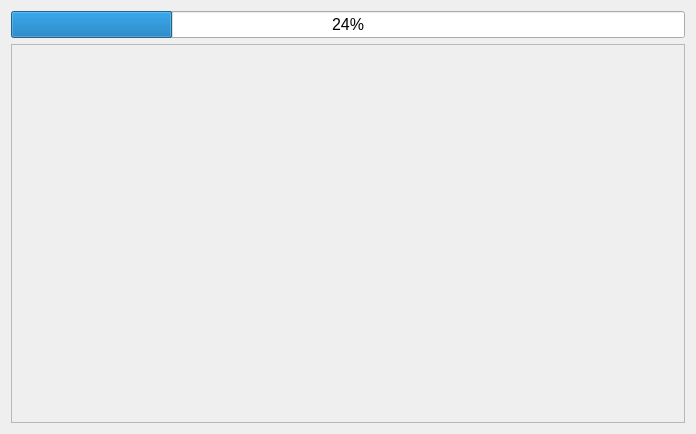
Qt form UI/download.ui (UjwalReddy267/COMIC_SD) before a commit.
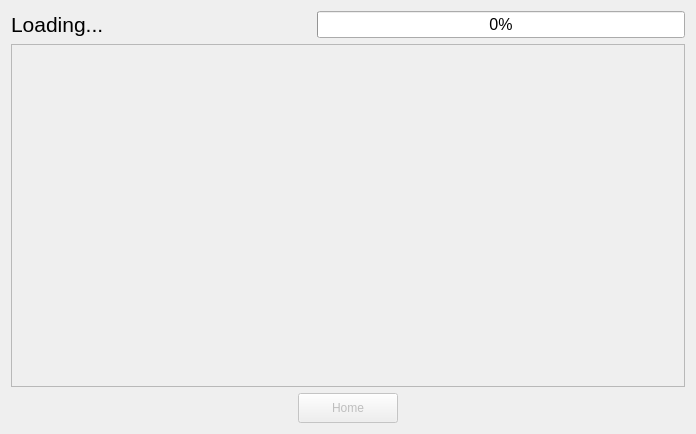
The same form after that commit.

Commit message: Full GUI workflow has been parallelized. GUI should not freeze

Patch:
```diff
--- a/UI/download.ui
+++ b/UI/download.ui
@@ -15,16 +15,50 @@
   </property>
   <layout class="QVBoxLayout" name="verticalLayout_2">
    <item>
-    <widget class="QProgressBar" name="mainProgressBar">
-     <property name="font">
-      <font>
-       <pointsize>12</pointsize>
-      </font>
+    <layout class="QHBoxLayout" name="horizontalLayout_4">
+     <property name="leftMargin">
+      <number>0</number>
      </property>
-     <property name="value">
-      <number>24</number>
+     <property name="rightMargin">
+      <number>0</number>
      </property>
-    </widget>
+     <item>
+      <widget class="QLabel" name="downloadNameLabel">
+       <property name="minimumSize">
+        <size>
+         <width>300</width>
+         <height>0</height>
+        </size>
+       </property>
+       <property name="font">
+        <font>
+         <pointsize>16</pointsize>
+        </font>
+       </property>
+       <property name="text">
+        <string>Loading...</string>
+       </property>
+       <property name="wordWrap">
+        <bool>true</bool>
+       </property>
+      </widget>
+     </item>
+     <item>
+      <widget class="QProgressBar" name="mainProgressBar">
+       <property name="enabled">
+        <bool>true</bool>
+       </property>
+       <property name="font">
+        <font>
+         <pointsize>12</pointsize>
+        </font>
+       </property>
+       <property name="value">
+        <number>0</number>
+       </property>
+      </widget>
+     </item>
+    </layout>
    </item>
    <item>
     <widget class="QScrollArea" name="comicDownloadFrame">
@@ -37,7 +71,7 @@
         <x>0</x>
         <y>0</y>
         <width>676</width>
-        <height>379</height>
+        <height>339</height>
        </rect>
       </property>
       <layout class="QVBoxLayout" name="verticalLayout">
@@ -48,6 +82,32 @@
      </widget>
     </widget>
    </item>
+   <item>
+    <layout class="QHBoxLayout" name="horizontalLayout">
+     <item>
+      <widget class="QPushButton" name="downloadsHome">
+       <property name="enabled">
+        <bool>false</bool>
+       </property>
+       <property name="minimumSize">
+        <size>
+         <width>0</width>
+         <height>30</height>
+        </size>
+       </property>
+       <property name="maximumSize">
+        <size>
+         <width>100</width>
+         <height>30</height>
+        </size>
+       </property>
+       <property name="text">
+        <string>Home</string>
+       </property>
+      </widget>
+     </item>
+    </layout>
+   </item>
   </layout>
  </widget>
  <resources/>
```
The commit also changes 7 other files.
